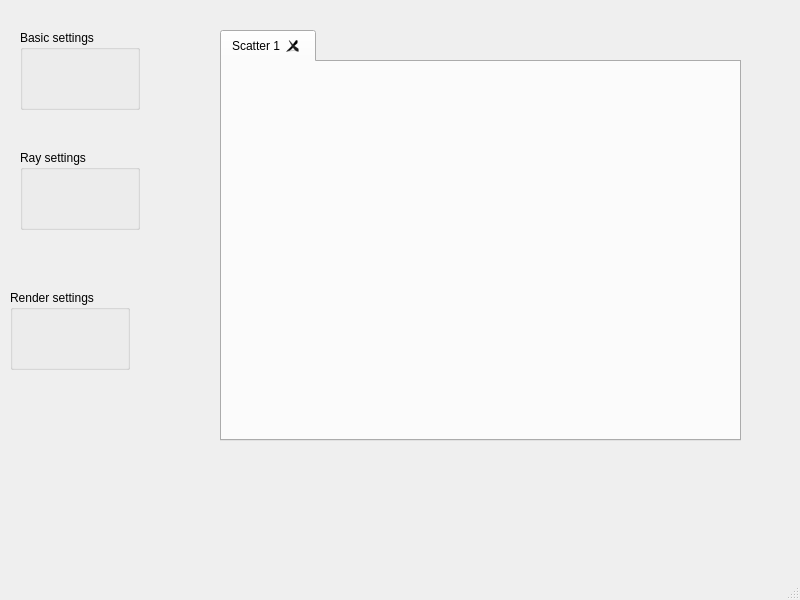
First picture: the form in cpp/FastHalo/mainwindow.ui, repository LoveDaisy/ice_halo_sim, before the edit.
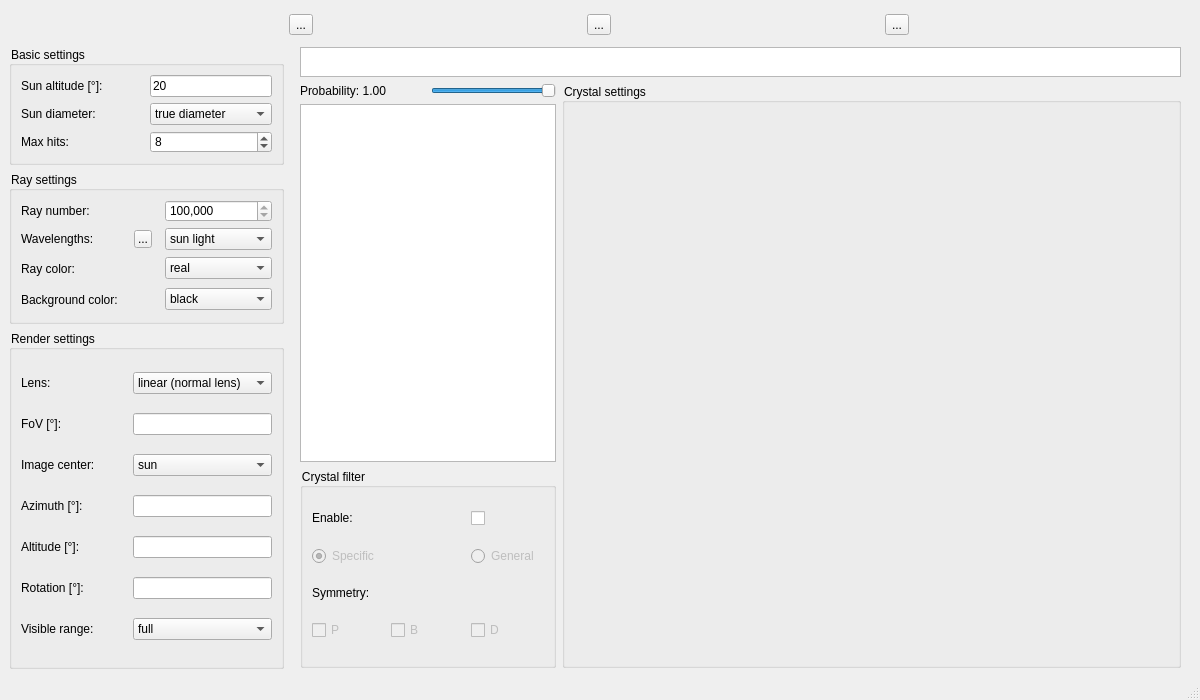
Second picture: the form after the edit.

What changed in the file:
```diff
--- a/cpp/FastHalo/mainwindow.ui
+++ b/cpp/FastHalo/mainwindow.ui
@@ -6,77 +6,917 @@
    <rect>
     <x>0</x>
     <y>0</y>
-    <width>800</width>
-    <height>600</height>
+    <width>1200</width>
+    <height>700</height>
    </rect>
   </property>
   <property name="windowTitle">
-   <string>MainWindow</string>
+   <string>FastHalo</string>
+  </property>
+  <property name="styleSheet">
+   <string notr="true">QMainWindow QGroupBox::title {
+	font-size: 11px;
+}
+
+QMainWindow QGroupBox {
+	border-width: 5px 2px;
+}</string>
   </property>
   <widget class="QWidget" name="centralwidget">
-   <widget class="QGroupBox" name="basicSettingGroup">
-    <property name="geometry">
-     <rect>
-      <x>20</x>
-      <y>30</y>
-      <width>120</width>
-      <height>80</height>
-     </rect>
+   <property name="styleSheet">
+    <string notr="true">QMainWindow&gt;QGroupBox {
+	margin: 9px, 4px, 9px, 4px;
+}</string>
+   </property>
+   <layout class="QGridLayout" name="centralLayout">
+    <property name="verticalSpacing">
+     <number>6</number>
     </property>
-    <property name="title">
-     <string>Basic settings</string>
-    </property>
-   </widget>
-   <widget class="QGroupBox" name="raySettingGroup">
-    <property name="geometry">
-     <rect>
-      <x>20</x>
-      <y>150</y>
-      <width>120</width>
-      <height>80</height>
-     </rect>
-    </property>
-    <property name="title">
-     <string>Ray settings</string>
-    </property>
-   </widget>
-   <widget class="QGroupBox" name="renderSettingGroup">
-    <property name="geometry">
-     <rect>
-      <x>10</x>
-      <y>290</y>
-      <width>120</width>
-      <height>80</height>
-     </rect>
-    </property>
-    <property name="title">
-     <string>Render settings</string>
-    </property>
-   </widget>
-   <widget class="QTabWidget" name="scatterSettingTabs">
-    <property name="geometry">
-     <rect>
-      <x>220</x>
-      <y>30</y>
-      <width>521</width>
-      <height>411</height>
-     </rect>
-    </property>
-    <property name="tabShape">
-     <enum>QTabWidget::Rounded</enum>
-    </property>
-    <property name="currentIndex">
-     <number>0</number>
-    </property>
-    <property name="tabsClosable">
-     <bool>true</bool>
-    </property>
-    <widget class="QWidget" name="scatter0Tab">
-     <attribute name="title">
-      <string>Scatter 1</string>
-     </attribute>
-    </widget>
-   </widget>
+    <item row="1" column="0">
+     <widget class="QGroupBox" name="basicSettingGroup">
+      <property name="sizePolicy">
+       <sizepolicy hsizetype="Minimum" vsizetype="Preferred">
+        <horstretch>0</horstretch>
+        <verstretch>0</verstretch>
+       </sizepolicy>
+      </property>
+      <property name="minimumSize">
+       <size>
+        <width>275</width>
+        <height>0</height>
+       </size>
+      </property>
+      <property name="title">
+       <string>Basic settings</string>
+      </property>
+      <property name="alignment">
+       <set>Qt::AlignLeading|Qt::AlignLeft|Qt::AlignVCenter</set>
+      </property>
+      <property name="flat">
+       <bool>false</bool>
+      </property>
+      <layout class="QGridLayout" name="basicSettingLayout" rowstretch="0,0,0">
+       <property name="verticalSpacing">
+        <number>6</number>
+       </property>
+       <item row="0" column="0">
+        <widget class="QLabel" name="sunAltitudeLabel">
+         <property name="sizePolicy">
+          <sizepolicy hsizetype="Preferred" vsizetype="Preferred">
+           <horstretch>0</horstretch>
+           <verstretch>0</verstretch>
+          </sizepolicy>
+         </property>
+         <property name="text">
+          <string>Sun altitude [°]:</string>
+         </property>
+        </widget>
+       </item>
+       <item row="0" column="1">
+        <widget class="QLineEdit" name="sunAltitudeEdit">
+         <property name="sizePolicy">
+          <sizepolicy hsizetype="Preferred" vsizetype="Fixed">
+           <horstretch>0</horstretch>
+           <verstretch>0</verstretch>
+          </sizepolicy>
+         </property>
+         <property name="text">
+          <string>20</string>
+         </property>
+        </widget>
+       </item>
+       <item row="1" column="0">
+        <widget class="QLabel" name="sunDiameterLabel">
+         <property name="sizePolicy">
+          <sizepolicy hsizetype="Preferred" vsizetype="Preferred">
+           <horstretch>0</horstretch>
+           <verstretch>0</verstretch>
+          </sizepolicy>
+         </property>
+         <property name="text">
+          <string>Sun diameter:</string>
+         </property>
+        </widget>
+       </item>
+       <item row="1" column="1">
+        <widget class="QComboBox" name="sunDiameterComboBox">
+         <property name="sizePolicy">
+          <sizepolicy hsizetype="Preferred" vsizetype="Fixed">
+           <horstretch>0</horstretch>
+           <verstretch>0</verstretch>
+          </sizepolicy>
+         </property>
+         <property name="minimumSize">
+          <size>
+           <width>0</width>
+           <height>0</height>
+          </size>
+         </property>
+         <item>
+          <property name="text">
+           <string>true diameter</string>
+          </property>
+         </item>
+         <item>
+          <property name="text">
+           <string>point source (0°)</string>
+          </property>
+         </item>
+        </widget>
+       </item>
+       <item row="2" column="0">
+        <widget class="QLabel" name="maxHitsLabel">
+         <property name="sizePolicy">
+          <sizepolicy hsizetype="Preferred" vsizetype="Preferred">
+           <horstretch>0</horstretch>
+           <verstretch>0</verstretch>
+          </sizepolicy>
+         </property>
+         <property name="text">
+          <string>Max hits:</string>
+         </property>
+        </widget>
+       </item>
+       <item row="2" column="1">
+        <widget class="QSpinBox" name="maxHitsSpinBox">
+         <property name="sizePolicy">
+          <sizepolicy hsizetype="Preferred" vsizetype="Fixed">
+           <horstretch>0</horstretch>
+           <verstretch>0</verstretch>
+          </sizepolicy>
+         </property>
+         <property name="minimum">
+          <number>1</number>
+         </property>
+         <property name="maximum">
+          <number>12</number>
+         </property>
+         <property name="value">
+          <number>8</number>
+         </property>
+        </widget>
+       </item>
+      </layout>
+     </widget>
+    </item>
+    <item row="3" column="0">
+     <widget class="QGroupBox" name="renderSettingGroup">
+      <property name="sizePolicy">
+       <sizepolicy hsizetype="Preferred" vsizetype="MinimumExpanding">
+        <horstretch>0</horstretch>
+        <verstretch>0</verstretch>
+       </sizepolicy>
+      </property>
+      <property name="title">
+       <string>Render settings</string>
+      </property>
+      <layout class="QGridLayout" name="renderSettingLayout">
+       <item row="0" column="0">
+        <widget class="QLabel" name="lensLabel">
+         <property name="text">
+          <string>Lens:</string>
+         </property>
+        </widget>
+       </item>
+       <item row="0" column="1">
+        <widget class="QComboBox" name="lensComboBox">
+         <property name="sizePolicy">
+          <sizepolicy hsizetype="Preferred" vsizetype="Fixed">
+           <horstretch>0</horstretch>
+           <verstretch>0</verstretch>
+          </sizepolicy>
+         </property>
+         <item>
+          <property name="text">
+           <string>linear (normal lens)</string>
+          </property>
+         </item>
+         <item>
+          <property name="text">
+           <string>fisheye (equal area)</string>
+          </property>
+         </item>
+        </widget>
+       </item>
+       <item row="1" column="0">
+        <widget class="QLabel" name="fovLabel">
+         <property name="text">
+          <string>FoV [°]:</string>
+         </property>
+        </widget>
+       </item>
+       <item row="1" column="1">
+        <widget class="QLineEdit" name="fovEdit">
+         <property name="sizePolicy">
+          <sizepolicy hsizetype="Preferred" vsizetype="Fixed">
+           <horstretch>0</horstretch>
+           <verstretch>0</verstretch>
+          </sizepolicy>
+         </property>
+        </widget>
+       </item>
+       <item row="2" column="0">
+        <widget class="QLabel" name="imageCenterLabel">
+         <property name="text">
+          <string>Image center:</string>
+         </property>
+        </widget>
+       </item>
+       <item row="2" column="1">
+        <widget class="QComboBox" name="imageCenterComboBox">
+         <item>
+          <property name="text">
+           <string>sun</string>
+          </property>
+         </item>
+         <item>
+          <property name="text">
+           <string>zenith</string>
+          </property>
+         </item>
+         <item>
+          <property name="text">
+           <string>customize</string>
+          </property>
+         </item>
+        </widget>
+       </item>
+       <item row="3" column="0">
+        <widget class="QLabel" name="azimuthLabel">
+         <property name="text">
+          <string>Azimuth [°]:</string>
+         </property>
+        </widget>
+       </item>
+       <item row="3" column="1">
+        <widget class="QLineEdit" name="azimuthEdith">
+         <property name="sizePolicy">
+          <sizepolicy hsizetype="Preferred" vsizetype="Fixed">
+           <horstretch>0</horstretch>
+           <verstretch>0</verstretch>
+          </sizepolicy>
+         </property>
+        </widget>
+       </item>
+       <item row="4" column="0">
+        <widget class="QLabel" name="altitudeLabel">
+         <property name="text">
+          <string>Altitude [°]:</string>
+         </property>
+        </widget>
+       </item>
+       <item row="4" column="1">
+        <widget class="QLineEdit" name="altitudeEdit">
+         <property name="sizePolicy">
+          <sizepolicy hsizetype="Preferred" vsizetype="Fixed">
+           <horstretch>0</horstretch>
+           <verstretch>0</verstretch>
+          </sizepolicy>
+         </property>
+        </widget>
+       </item>
+       <item row="5" column="0">
+        <widget class="QLabel" name="rotationLabel">
+         <property name="text">
+          <string>Rotation [°]:</string>
+         </property>
+        </widget>
+       </item>
+       <item row="5" column="1">
+        <widget class="QLineEdit" name="rotationEdit">
+         <property name="sizePolicy">
+          <sizepolicy hsizetype="Preferred" vsizetype="Fixed">
+           <horstretch>0</horstretch>
+           <verstretch>0</verstretch>
+          </sizepolicy>
+         </property>
+        </widget>
+       </item>
+       <item row="6" column="0">
+        <widget class="QLabel" name="visibleRangeLabel">
+         <property name="text">
+          <string>Visible range:</string>
+         </property>
+        </widget>
+       </item>
+       <item row="6" column="1">
+        <widget class="QComboBox" name="visibleRangeComboBox">
+         <item>
+          <property name="text">
+           <string>full</string>
+          </property>
+         </item>
+         <item>
+          <property name="text">
+           <string>upper</string>
+          </property>
+         </item>
+         <item>
+          <property name="text">
+           <string>lower</string>
+          </property>
+         </item>
+         <item>
+          <property name="text">
+           <string>front</string>
+          </property>
+         </item>
+        </widget>
+       </item>
+      </layout>
+     </widget>
+    </item>
+    <item row="1" column="1" rowspan="3">
+     <widget class="QFrame" name="scatterSettingFrame">
+      <property name="sizePolicy">
+       <sizepolicy hsizetype="MinimumExpanding" vsizetype="Preferred">
+        <horstretch>0</horstretch>
+        <verstretch>0</verstretch>
+       </sizepolicy>
+      </property>
+      <property name="styleSheet">
+       <string notr="true">QFrame#scatterSettingFrame {
+	background-color: rgba(255, 255, 255, 0);
+	border-width: 0px;
+}</string>
+      </property>
+      <property name="frameShape">
+       <enum>QFrame::StyledPanel</enum>
+      </property>
+      <property name="frameShadow">
+       <enum>QFrame::Raised</enum>
+      </property>
+      <layout class="QGridLayout" name="scatterSettingLayout">
+       <property name="topMargin">
+        <number>0</number>
+       </property>
+       <property name="bottomMargin">
+        <number>0</number>
+       </property>
+       <item row="0" column="0" colspan="3">
+        <widget class="QListWidget" name="scatterTabList">
+         <property name="sizePolicy">
+          <sizepolicy hsizetype="Expanding" vsizetype="Fixed">
+           <horstretch>0</horstretch>
+           <verstretch>0</verstretch>
+          </sizepolicy>
+         </property>
+         <property name="minimumSize">
+          <size>
+           <width>0</width>
+           <height>30</height>
+          </size>
+         </property>
+         <property name="maximumSize">
+          <size>
+           <width>16777215</width>
+           <height>30</height>
+          </size>
+         </property>
+         <property name="flow">
+          <enum>QListView::LeftToRight</enum>
+         </property>
+        </widget>
+       </item>
+       <item row="1" column="0">
+        <widget class="QLabel" name="scatterProbLabel">
+         <property name="sizePolicy">
+          <sizepolicy hsizetype="Minimum" vsizetype="Preferred">
+           <horstretch>0</horstretch>
+           <verstretch>0</verstretch>
+          </sizepolicy>
+         </property>
+         <property name="minimumSize">
+          <size>
+           <width>90</width>
+           <height>0</height>
+          </size>
+         </property>
+         <property name="text">
+          <string>Probability: 1.00</string>
+         </property>
+        </widget>
+       </item>
+       <item row="1" column="1">
+        <widget class="QSlider" name="scatterProbSlider">
+         <property name="sizePolicy">
+          <sizepolicy hsizetype="Minimum" vsizetype="Fixed">
+           <horstretch>0</horstretch>
+           <verstretch>0</verstretch>
+          </sizepolicy>
+         </property>
+         <property name="maximum">
+          <number>100</number>
+         </property>
+         <property name="value">
+          <number>100</number>
+         </property>
+         <property name="tracking">
+          <bool>true</bool>
+         </property>
+         <property name="orientation">
+          <enum>Qt::Horizontal</enum>
+         </property>
+         <property name="invertedAppearance">
+          <bool>false</bool>
+         </property>
+         <property name="invertedControls">
+          <bool>false</bool>
+         </property>
+        </widget>
+       </item>
+       <item row="1" column="2" rowspan="3">
+        <widget class="QGroupBox" name="crystalSettingGroup">
+         <property name="sizePolicy">
+          <sizepolicy hsizetype="Expanding" vsizetype="MinimumExpanding">
+           <horstretch>0</horstretch>
+           <verstretch>0</verstretch>
+          </sizepolicy>
+         </property>
+         <property name="minimumSize">
+          <size>
+           <width>500</width>
+           <height>0</height>
+          </size>
+         </property>
+         <property name="title">
+          <string>Crystal settings</string>
+         </property>
+        </widget>
+       </item>
+       <item row="2" column="0" colspan="2">
+        <widget class="QTableWidget" name="crystalTable">
+         <property name="sizePolicy">
+          <sizepolicy hsizetype="Minimum" vsizetype="Expanding">
+           <horstretch>0</horstretch>
+           <verstretch>0</verstretch>
+          </sizepolicy>
+         </property>
+         <property name="minimumSize">
+          <size>
+           <width>160</width>
+           <height>0</height>
+          </size>
+         </property>
+        </widget>
+       </item>
+       <item row="3" column="0" colspan="2">
+        <widget class="QGroupBox" name="filterSettingGroup">
+         <property name="sizePolicy">
+          <sizepolicy hsizetype="Minimum" vsizetype="Preferred">
+           <horstretch>0</horstretch>
+           <verstretch>0</verstretch>
+          </sizepolicy>
+         </property>
+         <property name="minimumSize">
+          <size>
+           <width>160</width>
+           <height>200</height>
+          </size>
+         </property>
+         <property name="title">
+          <string>Crystal filter</string>
+         </property>
+         <layout class="QGridLayout" name="filterSettingLayout">
+          <item row="0" column="0">
+           <widget class="QLabel" name="filterEnableLabel">
+            <property name="sizePolicy">
+             <sizepolicy hsizetype="Preferred" vsizetype="Fixed">
+              <horstretch>0</horstretch>
+              <verstretch>0</verstretch>
+             </sizepolicy>
+            </property>
+            <property name="text">
+             <string>Enable:</string>
+            </property>
+           </widget>
+          </item>
+          <item row="0" column="2">
+           <widget class="QCheckBox" name="filterEnableCheckBox">
+            <property name="text">
+             <string/>
+            </property>
+           </widget>
+          </item>
+          <item row="1" column="0" colspan="2">
+           <widget class="QRadioButton" name="specificRadioButton">
+            <property name="enabled">
+             <bool>false</bool>
+            </property>
+            <property name="text">
+             <string>Specific</string>
+            </property>
+            <property name="checked">
+             <bool>true</bool>
+            </property>
+           </widget>
+          </item>
+          <item row="1" column="2">
+           <widget class="QRadioButton" name="generalRadioButton">
+            <property name="enabled">
+             <bool>false</bool>
+            </property>
+            <property name="text">
+             <string>General</string>
+            </property>
+           </widget>
+          </item>
+          <item row="2" column="0" colspan="2">
+           <widget class="QLabel" name="symmetryLabel">
+            <property name="sizePolicy">
+             <sizepolicy hsizetype="Preferred" vsizetype="Fixed">
+              <horstretch>0</horstretch>
+              <verstretch>0</verstretch>
+             </sizepolicy>
+            </property>
+            <property name="text">
+             <string>Symmetry:</string>
+            </property>
+           </widget>
+          </item>
+          <item row="3" column="0">
+           <widget class="QCheckBox" name="symPCheckBox">
+            <property name="enabled">
+             <bool>false</bool>
+            </property>
+            <property name="text">
+             <string>P</string>
+            </property>
+           </widget>
+          </item>
+          <item row="3" column="1">
+           <widget class="QCheckBox" name="symBCheckBox">
+            <property name="enabled">
+             <bool>false</bool>
+            </property>
+            <property name="text">
+             <string>B</string>
+            </property>
+           </widget>
+          </item>
+          <item row="3" column="2">
+           <widget class="QCheckBox" name="symDCheckBox">
+            <property name="enabled">
+             <bool>false</bool>
+            </property>
+            <property name="text">
+             <string>D</string>
+            </property>
+           </widget>
+          </item>
+         </layout>
+        </widget>
+       </item>
+      </layout>
+     </widget>
+    </item>
+    <item row="2" column="0">
+     <widget class="QGroupBox" name="raySettingGroup">
+      <property name="sizePolicy">
+       <sizepolicy hsizetype="Preferred" vsizetype="Preferred">
+        <horstretch>0</horstretch>
+        <verstretch>0</verstretch>
+       </sizepolicy>
+      </property>
+      <property name="title">
+       <string>Ray settings</string>
+      </property>
+      <layout class="QGridLayout" name="raySettingLayout">
+       <item row="0" column="2">
+        <widget class="QSpinBox" name="rayNumberSpinBox">
+         <property name="showGroupSeparator" stdset="0">
+          <bool>true</bool>
+         </property>
+         <property name="minimum">
+          <number>100000</number>
+         </property>
+         <property name="maximum">
+          <number>1000000</number>
+         </property>
+         <property name="singleStep">
+          <number>10000</number>
+         </property>
+         <property name="value">
+          <number>500000</number>
+         </property>
+        </widget>
+       </item>
+       <item row="2" column="2">
+        <widget class="QComboBox" name="rayColorComboBox">
+         <item>
+          <property name="text">
+           <string>real</string>
+          </property>
+         </item>
+         <item>
+          <property name="text">
+           <string>white</string>
+          </property>
+         </item>
+         <item>
+          <property name="text">
+           <string>black</string>
+          </property>
+         </item>
+         <item>
+          <property name="text">
+           <string>customize</string>
+          </property>
+         </item>
+        </widget>
+       </item>
+       <item row="2" column="0">
+        <widget class="QLabel" name="rayColorLabel">
+         <property name="text">
+          <string>Ray color:</string>
+         </property>
+        </widget>
+       </item>
+       <item row="2" column="1">
+        <widget class="QLabel" name="rayColorResultLabel">
+         <property name="sizePolicy">
+          <sizepolicy hsizetype="Minimum" vsizetype="Minimum">
+           <horstretch>0</horstretch>
+           <verstretch>0</verstretch>
+          </sizepolicy>
+         </property>
+         <property name="minimumSize">
+          <size>
+           <width>25</width>
+           <height>25</height>
+          </size>
+         </property>
+         <property name="text">
+          <string/>
+         </property>
+        </widget>
+       </item>
+       <item row="0" column="0">
+        <widget class="QLabel" name="rayNumberLabel">
+         <property name="text">
+          <string>Ray number:</string>
+         </property>
+        </widget>
+       </item>
+       <item row="3" column="2">
+        <widget class="QComboBox" name="backgroundColorComboBox">
+         <item>
+          <property name="text">
+           <string>black</string>
+          </property>
+         </item>
+         <item>
+          <property name="text">
+           <string>white</string>
+          </property>
+         </item>
+         <item>
+          <property name="text">
+           <string>sky</string>
+          </property>
+         </item>
+         <item>
+          <property name="text">
+           <string>customize</string>
+          </property>
+         </item>
+        </widget>
+       </item>
+       <item row="3" column="0">
+        <widget class="QLabel" name="backgroundColorLabel">
+         <property name="text">
+          <string>Background color:</string>
+         </property>
+        </widget>
+       </item>
+       <item row="3" column="1">
+        <widget class="QLabel" name="backgroundColorResultLabel">
+         <property name="sizePolicy">
+          <sizepolicy hsizetype="Minimum" vsizetype="Minimum">
+           <horstretch>0</horstretch>
+           <verstretch>0</verstretch>
+          </sizepolicy>
+         </property>
+         <property name="minimumSize">
+          <size>
+           <width>25</width>
+           <height>25</height>
+          </size>
+         </property>
+         <property name="text">
+          <string/>
+         </property>
+        </widget>
+       </item>
+       <item row="1" column="0">
+        <widget class="QLabel" name="wavelengthLabel">
+         <property name="text">
+          <string>Wavelengths:</string>
+         </property>
+        </widget>
+       </item>
+       <item row="1" column="2">
+        <widget class="QComboBox" name="wavelengthComboBox">
+         <item>
+          <property name="text">
+           <string>sun light</string>
+          </property>
+         </item>
+         <item>
+          <property name="text">
+           <string>equal energy</string>
+          </property>
+         </item>
+         <item>
+          <property name="text">
+           <string>customize</string>
+          </property>
+         </item>
+        </widget>
+       </item>
+       <item row="1" column="1">
+        <widget class="QToolButton" name="wavelengthConfigToolButton">
+         <property name="sizePolicy">
+          <sizepolicy hsizetype="Fixed" vsizetype="Fixed">
+           <horstretch>0</horstretch>
+           <verstretch>0</verstretch>
+          </sizepolicy>
+         </property>
+         <property name="minimumSize">
+          <size>
+           <width>0</width>
+           <height>0</height>
+          </size>
+         </property>
+         <property name="maximumSize">
+          <size>
+           <width>18</width>
+           <height>18</height>
+          </size>
+         </property>
+         <property name="text">
+          <string>...</string>
+         </property>
+        </widget>
+       </item>
+      </layout>
+     </widget>
+    </item>
+    <item row="0" column="0" colspan="2">
+     <widget class="QFrame" name="toolbarFrame">
+      <property name="minimumSize">
+       <size>
+        <width>0</width>
+        <height>30</height>
+       </size>
+      </property>
+      <property name="palette">
+       <palette>
+        <active>
+         <colorrole role="Button">
+          <brush brushstyle="SolidPattern">
+           <color alpha="0">
+            <red>255</red>
+            <green>255</green>
+            <blue>255</blue>
+           </color>
+          </brush>
+         </colorrole>
+         <colorrole role="Base">
+          <brush brushstyle="SolidPattern">
+           <color alpha="0">
+            <red>255</red>
+            <green>255</green>
+            <blue>255</blue>
+           </color>
+          </brush>
+         </colorrole>
+         <colorrole role="Window">
+          <brush brushstyle="SolidPattern">
+           <color alpha="0">
+            <red>255</red>
+            <green>255</green>
+            <blue>255</blue>
+           </color>
+          </brush>
+         </colorrole>
+        </active>
+        <inactive>
+         <colorrole role="Button">
+          <brush brushstyle="SolidPattern">
+           <color alpha="0">
+            <red>255</red>
+            <green>255</green>
+            <blue>255</blue>
+           </color>
+          </brush>
+         </colorrole>
+         <colorrole role="Base">
+          <brush brushstyle="SolidPattern">
+           <color alpha="0">
+            <red>255</red>
+            <green>255</green>
+            <blue>255</blue>
+           </color>
+          </brush>
+         </colorrole>
+         <colorrole role="Window">
+          <brush brushstyle="SolidPattern">
+           <color alpha="0">
+            <red>255</red>
+            <green>255</green>
+            <blue>255</blue>
+           </color>
+          </brush>
+         </colorrole>
+        </inactive>
+        <disabled>
+         <colorrole role="Button">
+          <brush brushstyle="SolidPattern">
+           <color alpha="0">
+            <red>255</red>
+            <green>255</green>
+            <blue>255</blue>
+           </color>
+          </brush>
+         </colorrole>
+         <colorrole role="Base">
+          <brush brushstyle="SolidPattern">
+           <color alpha="0">
+            <red>255</red>
+            <green>255</green>
+            <blue>255</blue>
+           </color>
+          </brush>
+         </colorrole>
+         <colorrole role="Window">
+          <brush brushstyle="SolidPattern">
+           <color alpha="0">
+            <red>255</red>
+            <green>255</green>
+            <blue>255</blue>
+           </color>
+          </brush>
+         </colorrole>
+        </disabled>
+       </palette>
+      </property>
+      <property name="styleSheet">
+       <string notr="true">QFrame#toolbarFrame {
+	background-color: rgba(255, 255, 255, 0);
+	border-width: 0px;
+}</string>
+      </property>
+      <property name="frameShape">
+       <enum>QFrame::StyledPanel</enum>
+      </property>
+      <property name="frameShadow">
+       <enum>QFrame::Raised</enum>
+      </property>
+      <property name="lineWidth">
+       <number>1</number>
+      </property>
+      <layout class="QHBoxLayout" name="toolbarLayout" stretch="0,0,0">
+       <property name="spacing">
+        <number>4</number>
+       </property>
+       <property name="topMargin">
+        <number>4</number>
+       </property>
+       <property name="bottomMargin">
+        <number>4</number>
+       </property>
+       <item>
+        <widget class="QToolButton" name="newProjButton">
+         <property name="text">
+          <string>...</string>
+         </property>
+        </widget>
+       </item>
+       <item>
+        <widget class="QToolButton" name="openButton">
+         <property name="text">
+          <string>...</string>
+         </property>
+        </widget>
+       </item>
+       <item>
+        <widget class="QToolButton" name="saveButton">
+         <property name="sizePolicy">
+          <sizepolicy hsizetype="Fixed" vsizetype="Fixed">
+           <horstretch>0</horstretch>
+           <verstretch>0</verstretch>
+          </sizepolicy>
+         </property>
+         <property name="text">
+          <string>...</string>
+         </property>
+        </widget>
+       </item>
+      </layout>
+     </widget>
+    </item>
+   </layout>
   </widget>
   <widget class="QMenuBar" name="menubar">
    <property name="geometry">
```
Left out of the diff: 2 changed lines with no effect on the pictures.
